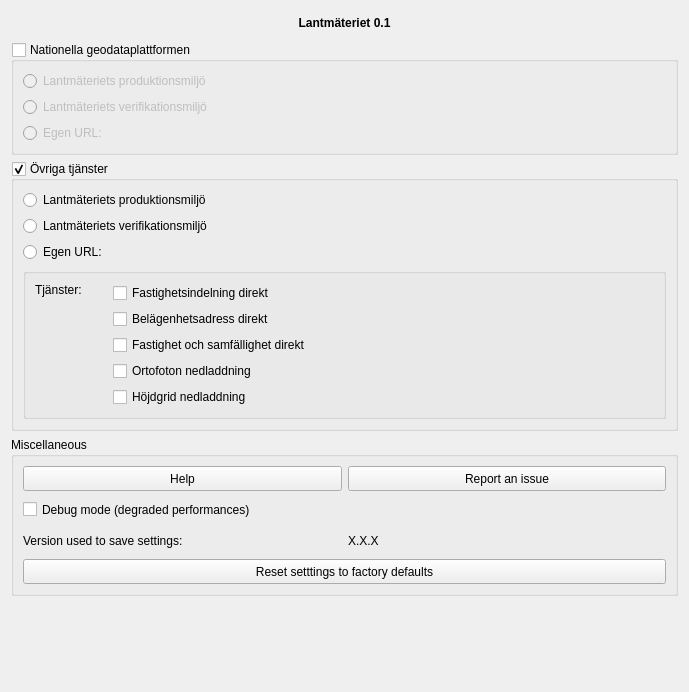
This is lantmateriet/gui/dlg_settings.ui in qgissverige/lantmateriet-qgis-plugin as Qt 5 draws it before an edit. The edited form follows.
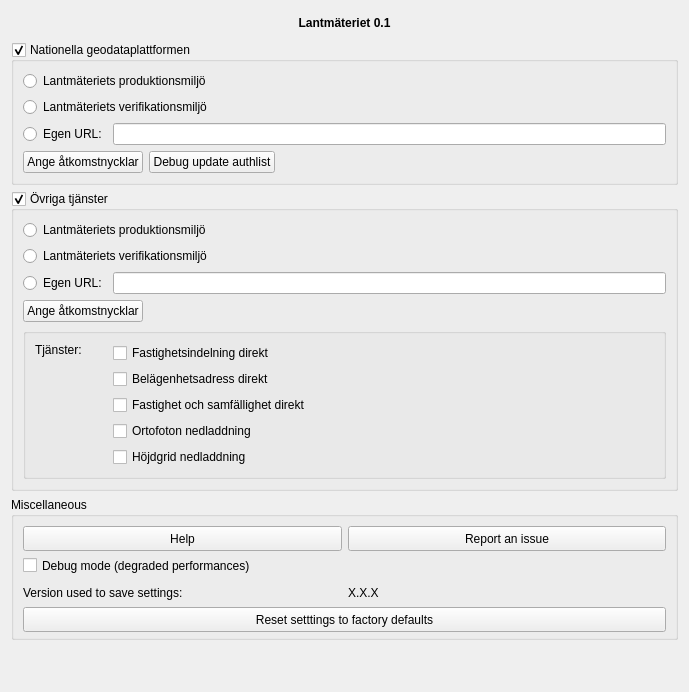
This is the edited form. Custom widgets are drawn as their Qt base class.

The edit to the form file:
```diff
--- a/lantmateriet/gui/dlg_settings.ui
+++ b/lantmateriet/gui/dlg_settings.ui
@@ -81,7 +81,7 @@
       <bool>true</bool>
      </property>
      <property name="checked">
-      <bool>false</bool>
+      <bool>true</bool>
      </property>
      <property name="collapsed">
       <bool>false</bool>
@@ -126,6 +126,27 @@
          </widget>
         </item>
         <item>
+         <widget class="QLineEdit" name="line_edit_ngdp_lm_egenurl"/>
+        </item>
+       </layout>
+      </item>
+      <item>
+       <layout class="QHBoxLayout" name="horizontalLayout_2">
+        <item>
+         <widget class="QPushButton" name="pb_ngdp_lm_access">
+          <property name="text">
+           <string>Ange åtkomstnycklar</string>
+          </property>
+         </widget>
+        </item>
+        <item>
+         <widget class="QPushButton" name="pushButton_update">
+          <property name="text">
+           <string>Debug update authlist</string>
+          </property>
+         </widget>
+        </item>
+        <item>
          <widget class="QgsAuthConfigSelect" name="mAuthConfigSelect_ngdp_egen_url">
           <property name="sizePolicy">
            <sizepolicy hsizetype="Expanding" vsizetype="Fixed">
@@ -167,7 +188,7 @@
        </widget>
       </item>
       <item>
-       <layout class="QHBoxLayout" name="horizontalLayout_2">
+       <layout class="QHBoxLayout" name="horizontalLayout_5">
         <item>
          <widget class="QRadioButton" name="rb_ovrig_lm_egenurl">
           <property name="sizePolicy">
@@ -178,6 +199,20 @@
           </property>
           <property name="text">
            <string>Egen URL:</string>
+          </property>
+         </widget>
+        </item>
+        <item>
+         <widget class="QLineEdit" name="line_edit_ovrig_lm_egenurl"/>
+        </item>
+       </layout>
+      </item>
+      <item>
+       <layout class="QHBoxLayout" name="horizontalLayout_4">
+        <item>
+         <widget class="QPushButton" name="pb_ovrig_access">
+          <property name="text">
+           <string>Ange åtkomstnycklar</string>
           </property>
          </widget>
         </item>
```
Left out of the diff: 2 changed lines with no effect on the pictures.
